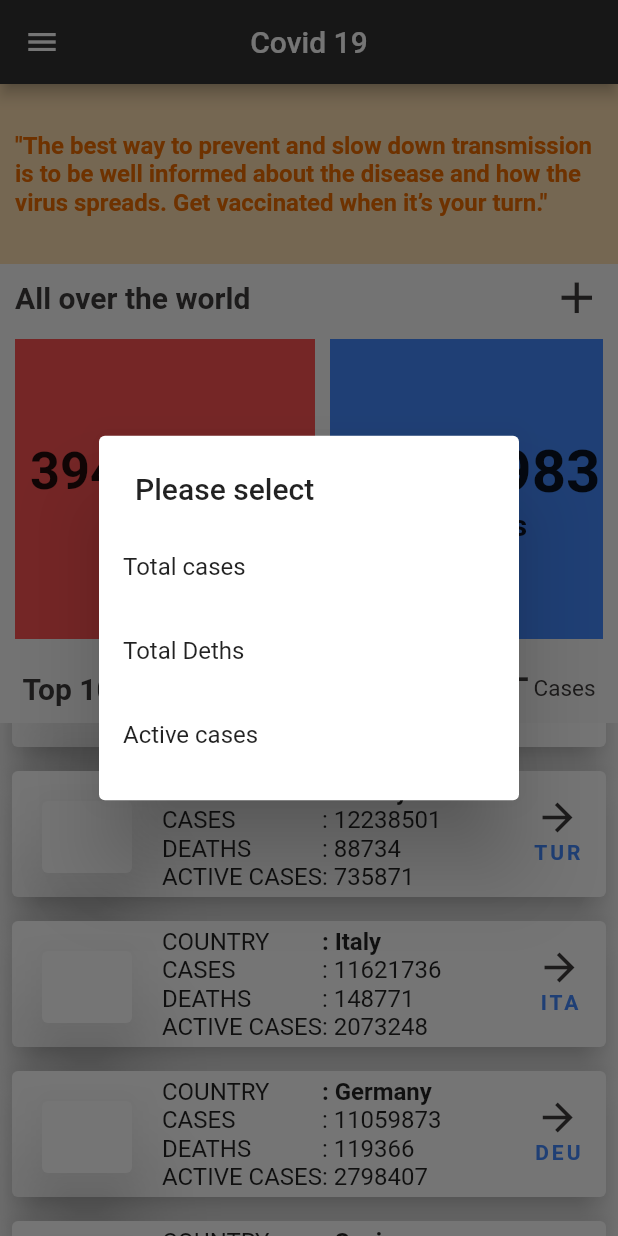
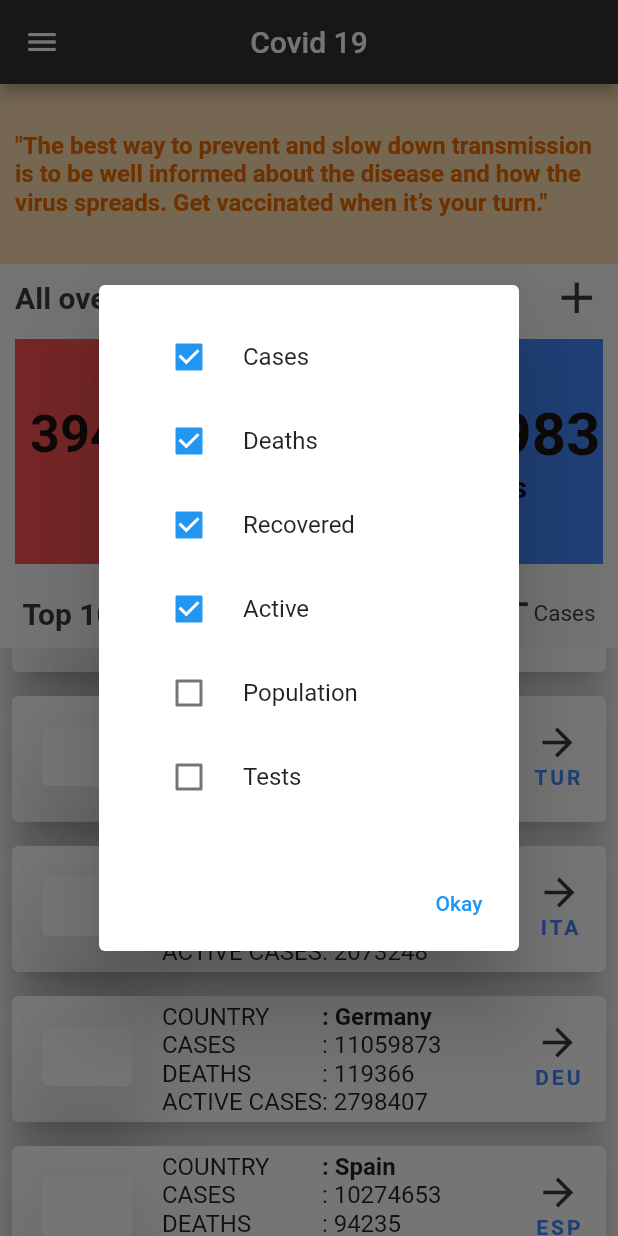
Before and after one commit to rajathirumal/covid19, a Flutter app: the screen it shows after launch, scrolled down 576 dp, after a tap on the "add" icon, on a phone screen of 412 x 824 dp. Run offline on Flutter 3.47's test engine with Material 2 defaults, Android fonts, the phone set to English and light mode, and no system bars; network calls fail.

Commit message:
ToFix: 389- home.dart setState() not working

```diff
--- /dev/null
+++ b/lib/helper/extensions.dart
@@ -0,0 +1,5 @@
+extension StringExtension on String {
+  String extensionCapitalize() {
+    return "${this[0].toUpperCase()}${substring(1).toLowerCase()}";
+  }
+}
--- a/lib/pages/home.dart
+++ b/lib/pages/home.dart
@@ -1,5 +1,4 @@
-import 'dart:ui';
-
+import 'package:covid19/helper/extensions.dart';
 import 'package:flutter/material.dart';
 
 import '../source/data.source.dart';
@@ -18,7 +17,7 @@ class HomePage extends StatefulWidget {
 ///   2.a Show world data - https://disease.sh/v3/covid-19/all - Done (Yet to implimented API call)
 ///   2.c Show only selected fields from API responce - Done
 ///   2.d Let the user add the required fields to the horizontal scroll - (Yet to give UI to pic fields)
-/// 3. Have a refresh icon above the top 10 list to refresh data in it - (Icon done yet to impliment functionality)
+/// 3. Have a refresh icon above the top 10 list to refresh data in it - (Icon done yet to impliment API call)
 /// 4. Show top 10 Country Data  - https://disease.sh/v3/covid-19/countries?sort=cases
 ///   4.a Let user pick either of cases, todayCases, deaths, recovered, active - (UI done, yet to impliment functionality)
 ///   4.c When the user picks the sort criteria don't make API call, sort the local data - use below snippet
@@ -37,6 +36,14 @@ class _HomePageState extends State<HomePage> {
   ];
   var dataToShowHorizontalList = ["cases", "deaths", "recovered", "active"];
   var sortCountryListBy = 'cases';
+  Map<String, bool?> checkBoxValue = {
+    "cases": true,
+    "deaths": true,
+    "recovered": true,
+    "active": true,
+    "population": false,
+    "tests": false,
+  };
   Widget getHorizontalCard(
           {required cardColor,
           required var dataValue,
@@ -51,8 +58,10 @@ class _HomePageState extends State<HomePage> {
             FittedBox(
               child: Text(
                 dataValue.toString(),
-                style:
-                    const TextStyle(fontSize: 40, fontWeight: FontWeight.bold),
+                style: const TextStyle(
+                    fontSize: 40,
+                    fontWeight: FontWeight.bold,
+                    color: Color.fromARGB(255, 31, 19, 19)),
               ),
             ),
             Text(
@@ -66,6 +75,7 @@ class _HomePageState extends State<HomePage> {
 
   @override
   Widget build(BuildContext context) {
+    print(dataToShowHorizontalList);
     List<Map<String, dynamic>> myData = MocData.top10Countries;
     return Scaffold(
       body: Column(
@@ -88,7 +98,6 @@ class _HomePageState extends State<HomePage> {
           // Show:
           // Text   = "All over the world"
           // Button = Add
-
           Padding(
             padding: const EdgeInsets.only(
                 left: 10.0, top: 5, bottom: 0, right: 10.0),
@@ -105,38 +114,8 @@ class _HomePageState extends State<HomePage> {
                   ),
                 ),
                 GestureDetector(
-                  onTap: () => {
-                    showDialog<String>(
-                      context: context,
-                      builder: (context) => SimpleDialog(
-                        title: const Text("Please select"),
-                        children: <Widget>[
-                          ListTile(
-                              title: const Text("Total cases"),
-                              onTap: () => Navigator.pop(context, "cases")),
-                          ListTile(
-                              title: const Text("Total Deths"),
-                              onTap: () => Navigator.pop(context, "deaths")),
-                          ListTile(
-                              title: const Text("Active cases"),
-                              onTap: () => Navigator.pop(context, "active")),
-                        ],
-                      ),
-                    ).then(
-                      (selectedOption) {
-                        if (selectedOption != null) {
-                          ScaffoldMessenger.of(context).showSnackBar(
-                            SnackBar(
-                              content: Text("you have clicked $selectedOption"),
-                              action: SnackBarAction(
-                                label: "OK",
-                                onPressed: () {},
-                              ),
-                            ),
-                          );
-                        }
-                      },
-                    ),
+                  onTap: () async => {
+                    await showFielSelection(context),
                   },
                   child: const Icon(
                     Icons.add,
@@ -151,7 +130,7 @@ class _HomePageState extends State<HomePage> {
           Padding(
             padding: const EdgeInsets.all(10.0),
             child: SizedBox(
-              height: 200,
+              height: 150,
               child: ListView.separated(
                 scrollDirection: Axis.horizontal,
                 itemCount: dataToShowHorizontalList.length,
@@ -191,15 +170,13 @@ class _HomePageState extends State<HomePage> {
                   mainAxisAlignment: MainAxisAlignment.spaceBetween,
                   children: [
                     GestureDetector(
-                      onTap: () => ScaffoldMessenger.of(context).showSnackBar(
-                        SnackBar(
-                          content: const Text("Please wait while refresing"),
-                          action: SnackBarAction(
-                            label: "OK",
-                            onPressed: () {},
-                          ),
-                        ),
-                      ),
+                      onTap: () {
+                        setState(() {
+                          sortCountryListBy = 'cases';
+                          myData.sort((a, b) => (b[sortCountryListBy])
+                              .compareTo(a[sortCountryListBy]));
+                        });
+                      },
                       child: const Icon(
                         Icons.refresh_outlined,
                         color: Color.fromARGB(255, 61, 58, 58),
@@ -233,20 +210,11 @@ class _HomePageState extends State<HomePage> {
                               setState(
                                 () {
                                   sortCountryListBy = selectedOption;
+
                                   myData.sort((a, b) => (b[selectedOption])
                                       .compareTo(a[selectedOption]));
                                 },
                               );
-                              // ScaffoldMessenger.of(context).showSnackBar(
-                              //   SnackBar(
-                              //     content:
-                              //         Text("you have clicked $selectedOption"),
-                              //     action: SnackBarAction(
-                              //       label: "OK",
-                              //       onPressed: () {},
-                              //     ),
-                              //   ),
-                              // );
                             }
                           },
                         );
@@ -259,8 +227,7 @@ class _HomePageState extends State<HomePage> {
                             size: 30.0,
                           ),
                           Text(
-                            sortCountryListBy[0].toUpperCase() +
-                                sortCountryListBy.substring(1).toLowerCase(),
+                            sortCountryListBy.extensionCapitalize(),
                             style: const TextStyle(
                               color: Color.fromARGB(255, 61, 58, 58),
                               fontSize: 15,
@@ -302,7 +269,7 @@ class _HomePageState extends State<HomePage> {
           elevation: 25,
           child: Image.network(
             countryData[index]["countryInfo"]["flag"],
-            height: 50,
+            height: 40,
             width: 60,
             fit: BoxFit.fill,
             loadingBuilder: (context, child, progress) {
@@ -355,4 +322,79 @@ class _HomePageState extends State<HomePage> {
       ),
     );
   }
+
+  Future<void> showFielSelection(BuildContext context) async {
+    await showDialog(
+      context: context,
+      builder: (context) {
+        return StatefulBuilder(
+          builder: (context, setState) => AlertDialog(
+            content: Column(
+              mainAxisSize: MainAxisSize.min,
+              children: [
+                CheckboxListTile(
+                  title:
+                      Text(dataToShowHorizontalList[0].extensionCapitalize()),
+                  value: checkBoxValue["cases"],
+                  onChanged: (value) {},
+                  controlAffinity: ListTileControlAffinity.leading,
+                ),
+                CheckboxListTile(
+                  title:
+                      Text(dataToShowHorizontalList[1].extensionCapitalize()),
+                  onChanged: (value) {},
+                  value: checkBoxValue[dataToShowHorizontalList[1]],
+                  controlAffinity: ListTileControlAffinity.leading,
+                ),
+                CheckboxListTile(
+                  title:
+                      Text(dataToShowHorizontalList[2].extensionCapitalize()),
+                  onChanged: (value) {},
+                  value: checkBoxValue[dataToShowHorizontalList[2]],
+                  controlAffinity: ListTileControlAffinity.leading,
+                ),
+                CheckboxListTile(
+                  title:
+                      Text(dataToShowHorizontalList[3].extensionCapitalize()),
+                  onChanged: (value) {},
+                  value: checkBoxValue[dataToShowHorizontalList[3]],
+                  controlAffinity: ListTileControlAffinity.leading,
+                ),
+                CheckboxListTile(
+                  title: Text("population".extensionCapitalize()),
+                  onChanged: (value) {
+                    setState(() => checkBoxValue["population"] = value!);
+                  },
+                  value: checkBoxValue["population"],
+                  controlAffinity: ListTileControlAffinity.leading,
+                ),
+                CheckboxListTile(
+                  title: Text("tests".extensionCapitalize()),
+                  value: checkBoxValue["tests"],
+                  onChanged: (value) {
+                    setState(() => checkBoxValue["tests"] = value!);
+                  },
+                  controlAffinity: ListTileControlAffinity.leading,
+                ),
+              ],
+            ),
+            actions: [
+              TextButton(
+                child: const Text("Okay"),
+                onPressed: () {
+                  Map<String, bool?> tempchb = Map.from(checkBoxValue);
+                  tempchb.removeWhere((key, value) => value == false);
+                  print('tempchb:  ' '${tempchb.keys.toList()}');
+                  setState(
+                    () => dataToShowHorizontalList = tempchb.keys.toList(),
+                  );
+                  Navigator.of(context).pop();
+                },
+              ),
+            ],
+          ),
+        );
+      },
+    );
+  }
 }
```
